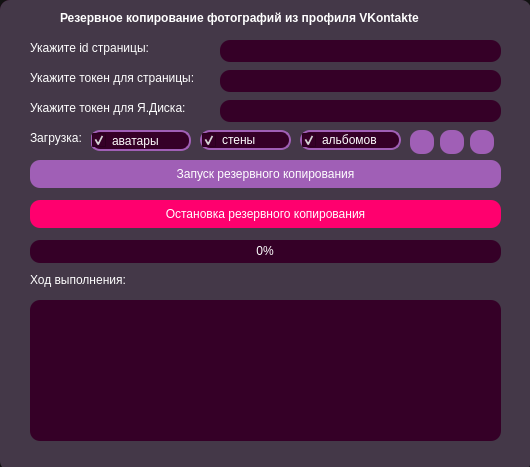
This is interface_pyqt5.ui in ihaveseeni486/CourseWork_1 as Qt 5 draws it before an edit. The edited form follows.
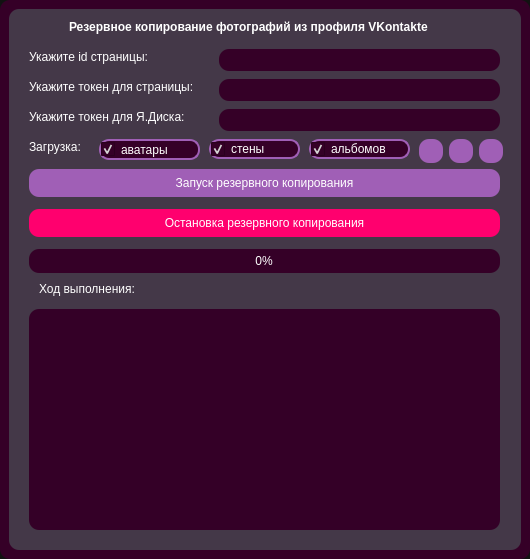
This is the edited form. Icons and pictures are not drawn.

Commit message: Добавлен вывод json с информацией по фото https://github.com/ihaveseeni486/CourseWork_1/issues/7

Diff of the .ui file:
```diff
--- a/interface_pyqt5.ui
+++ b/interface_pyqt5.ui
@@ -7,19 +7,19 @@
     <x>0</x>
     <y>0</y>
     <width>530</width>
-    <height>467</height>
+    <height>559</height>
    </rect>
   </property>
   <property name="minimumSize">
    <size>
     <width>530</width>
-    <height>467</height>
+    <height>559</height>
    </size>
   </property>
   <property name="maximumSize">
    <size>
-    <width>530</width>
-    <height>467</height>
+    <width>16777215</width>
+    <height>16777215</height>
    </size>
   </property>
   <property name="windowTitle">
@@ -57,117 +57,26 @@
    <enum>QTabWidget::Rounded</enum>
   </property>
   <widget class="QWidget" name="centralwidget">
+   <property name="tabletTracking">
+    <bool>true</bool>
+   </property>
+   <property name="autoFillBackground">
+    <bool>false</bool>
+   </property>
    <property name="styleSheet">
     <string notr="true">QWidget{
 border-radius: 10px;
 background-color: rgb(53, 0, 39);
 }</string>
    </property>
-   <widget class="QProgressBar" name="progressBar">
-    <property name="geometry">
-     <rect>
-      <x>30</x>
-      <y>240</y>
-      <width>471</width>
-      <height>23</height>
-     </rect>
-    </property>
-    <property name="toolTipDuration">
-     <number>-1</number>
-    </property>
-    <property name="layoutDirection">
-     <enum>Qt::LeftToRight</enum>
-    </property>
-    <property name="styleSheet">
-     <string notr="true">QProgressBar{
-background_color: rgb(124,113,116);
-border-radius: 10px;
-color: white;
-}
-QProgressBar::chunk{
-	background-color: qlineargradient(spread:pad, x1:0, y1:0, x2:1, y2:0, stop:0 rgba(201, 87, 149, 255), stop:1 rgba(179, 65, 244, 255));
-border-radius: 10px;
-}</string>
-    </property>
-    <property name="value">
-     <number>0</number>
-    </property>
-    <property name="alignment">
-     <set>Qt::AlignCenter</set>
-    </property>
-   </widget>
-   <widget class="QLineEdit" name="lineEdit_page_id">
-    <property name="geometry">
-     <rect>
-      <x>220</x>
-      <y>40</y>
-      <width>281</width>
-      <height>22</height>
-     </rect>
-    </property>
-    <property name="font">
-     <font>
-      <kerning>true</kerning>
-     </font>
-    </property>
-    <property name="tabletTracking">
-     <bool>true</bool>
-    </property>
-    <property name="styleSheet">
-     <string notr="true">QLineEdit{
-border-radius: 10px;
-color: white;
-}</string>
-    </property>
-    <property name="frame">
-     <bool>true</bool>
-    </property>
-    <property name="cursorPosition">
-     <number>0</number>
-    </property>
-    <property name="alignment">
-     <set>Qt::AlignCenter</set>
-    </property>
-    <property name="clearButtonEnabled">
-     <bool>true</bool>
-    </property>
-   </widget>
-   <widget class="QTextEdit" name="textEdit_report">
-    <property name="geometry">
-     <rect>
-      <x>30</x>
-      <y>300</y>
-      <width>471</width>
-      <height>141</height>
-     </rect>
-    </property>
-    <property name="styleSheet">
-     <string notr="true">QTextEdit{
-border-radius: 10px;
-color: white;
-}</string>
-    </property>
-    <property name="verticalScrollBarPolicy">
-     <enum>Qt::ScrollBarAsNeeded</enum>
-    </property>
-    <property name="horizontalScrollBarPolicy">
-     <enum>Qt::ScrollBarAlwaysOff</enum>
-    </property>
-    <property name="readOnly">
-     <bool>true</bool>
-    </property>
-    <property name="textInteractionFlags">
-     <set>Qt::LinksAccessibleByMouse|Qt::TextSelectableByMouse</set>
-    </property>
-   </widget>
+   <layout class="QVBoxLayout" name="verticalLayout">
+    <item>
    <widget class="QFrame" name="frame">
-    <property name="geometry">
-     <rect>
-      <x>0</x>
-      <y>0</y>
-      <width>531</width>
-      <height>471</height>
-     </rect>
+      <property name="minimumSize">
+       <size>
+        <width>0</width>
+        <height>0</height>
+       </size>
     </property>
     <property name="styleSheet">
      <string notr="true">QFrame{
@@ -200,7 +109,7 @@
     <widget class="QLabel" name="label_2">
      <property name="geometry">
       <rect>
-       <x>30</x>
+         <x>20</x>
        <y>40</y>
        <width>131</width>
        <height>16</height>
@@ -213,7 +122,7 @@
     <widget class="QLabel" name="label_3">
      <property name="geometry">
       <rect>
-       <x>30</x>
+         <x>20</x>
        <y>100</y>
        <width>171</width>
        <height>16</height>
@@ -368,7 +277,7 @@
     <widget class="QLabel" name="label_5">
      <property name="geometry">
       <rect>
-       <x>30</x>
+         <x>20</x>
        <y>70</y>
        <width>181</width>
        <height>16</height>
@@ -381,7 +290,7 @@
     <widget class="QLineEdit" name="lineEdit_token_id">
      <property name="geometry">
       <rect>
-       <x>220</x>
+         <x>210</x>
        <y>70</y>
        <width>281</width>
        <height>22</height>
@@ -409,7 +318,7 @@
     <widget class="QLineEdit" name="lineEdit_token">
      <property name="geometry">
       <rect>
-       <x>220</x>
+         <x>210</x>
        <y>100</y>
        <width>281</width>
        <height>22</height>
@@ -437,7 +346,7 @@
     <widget class="QPushButton" name="pushButton_start_copy">
      <property name="geometry">
       <rect>
-       <x>30</x>
+         <x>20</x>
        <y>160</y>
        <width>471</width>
        <height>28</height>
@@ -459,7 +368,7 @@
     <widget class="QPushButton" name="pushButton_stop_copy">
      <property name="geometry">
       <rect>
-       <x>30</x>
+         <x>20</x>
        <y>200</y>
        <width>471</width>
        <height>28</height>
@@ -523,7 +432,7 @@
     <widget class="QLabel" name="label_6">
      <property name="geometry">
       <rect>
-       <x>30</x>
+         <x>20</x>
        <y>130</y>
        <width>61</width>
        <height>16</height>
@@ -620,11 +529,113 @@
       <bool>false</bool>
      </property>
     </widget>
-   </widget>
-   <zorder>frame</zorder>
-   <zorder>progressBar</zorder>
-   <zorder>lineEdit_page_id</zorder>
-   <zorder>textEdit_report</zorder>
+      <widget class="QLineEdit" name="lineEdit_page_id">
+       <property name="geometry">
+        <rect>
+         <x>210</x>
+         <y>40</y>
+         <width>281</width>
+         <height>22</height>
+        </rect>
+       </property>
+       <property name="font">
+        <font>
+         <kerning>true</kerning>
+        </font>
+       </property>
+       <property name="tabletTracking">
+        <bool>true</bool>
+       </property>
+       <property name="styleSheet">
+        <string notr="true">QLineEdit{
+border-radius: 10px;
+color: white;
+}</string>
+       </property>
+       <property name="frame">
+        <bool>true</bool>
+       </property>
+       <property name="cursorPosition">
+        <number>0</number>
+       </property>
+       <property name="alignment">
+        <set>Qt::AlignCenter</set>
+       </property>
+       <property name="clearButtonEnabled">
+        <bool>true</bool>
+       </property>
+      </widget>
+      <widget class="QProgressBar" name="progressBar">
+       <property name="geometry">
+        <rect>
+         <x>20</x>
+         <y>240</y>
+         <width>471</width>
+         <height>24</height>
+        </rect>
+       </property>
+       <property name="toolTipDuration">
+        <number>-1</number>
+       </property>
+       <property name="layoutDirection">
+        <enum>Qt::LeftToRight</enum>
+       </property>
+       <property name="styleSheet">
+        <string notr="true">QProgressBar{
+background_color: rgb(124,113,116);
+border-radius: 10px;
+color: white;
+}
+QProgressBar::chunk{
+	background-color: qlineargradient(spread:pad, x1:0, y1:0, x2:1, y2:0, stop:0 rgba(201, 87, 149, 255), stop:1 rgba(179, 65, 244, 255));
+border-radius: 10px;
+}</string>
+       </property>
+       <property name="value">
+        <number>0</number>
+       </property>
+       <property name="alignment">
+        <set>Qt::AlignCenter</set>
+       </property>
+      </widget>
+      <widget class="QTextEdit" name="textEdit_report">
+       <property name="geometry">
+        <rect>
+         <x>20</x>
+         <y>300</y>
+         <width>471</width>
+         <height>221</height>
+        </rect>
+       </property>
+       <property name="sizePolicy">
+        <sizepolicy hsizetype="Fixed" vsizetype="Preferred">
+         <horstretch>0</horstretch>
+         <verstretch>0</verstretch>
+        </sizepolicy>
+       </property>
+       <property name="styleSheet">
+        <string notr="true">QTextEdit{
+border-radius: 10px;
+color: white;
+background-color: rgb(52, 0, 39);
+}</string>
+       </property>
+       <property name="verticalScrollBarPolicy">
+        <enum>Qt::ScrollBarAsNeeded</enum>
+       </property>
+       <property name="horizontalScrollBarPolicy">
+        <enum>Qt::ScrollBarAlwaysOff</enum>
+       </property>
+       <property name="readOnly">
+        <bool>true</bool>
+       </property>
+       <property name="textInteractionFlags">
+        <set>Qt::LinksAccessibleByMouse|Qt::TextSelectableByMouse</set>
+       </property>
+      </widget>
+     </widget>
+    </item>
+   </layout>
   </widget>
   <action name="menu_exit">
    <property name="text">
```
Left out of the diff: 6 changed lines with no effect on the pictures. Lines whose indentation alone changed are shown as unchanged. The commit also changes 2 other files.
